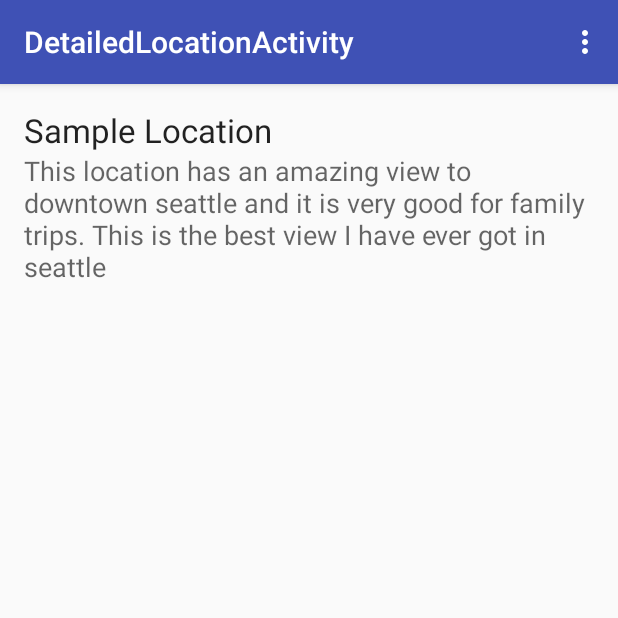
After one commit to wzmame/pictour, an Android app: the DetailedLocation screen opened directly, with no data from a screen before it, on a phone screen of 412 x 824 dp, the top half of it. The commit adds this screen. Run offline under Robolectric (Android 15) with nearby library versions, the phone set to English and light mode, and no system bars.

Commit message:
add detailed location view

```diff
--- a/app/src/main/AndroidManifest.xml
+++ b/app/src/main/AndroidManifest.xml
@@ -1,6 +1,6 @@
 <?xml version="1.0" encoding="utf-8"?>
 <manifest xmlns:android="http://schemas.android.com/apk/res/android"
-    package="wzmame.pictour">
+    package="wzmame.pictour" >
 
     <uses-feature android:name="android.hardware.camera" />
 
@@ -13,19 +13,22 @@
         android:icon="@mipmap/ic_launcher"
         android:label="@string/app_name"
         android:supportsRtl="true"
-        android:theme="@style/AppTheme">
-        <activity android:name=".activity.Home">
+        android:theme="@style/AppTheme" >
+        <activity android:name=".activity.Home" >
             <intent-filter>
                 <action android:name="android.intent.action.MAIN" />
 
                 <category android:name="android.intent.category.LAUNCHER" />
             </intent-filter>
         </activity>
-        <activity android:name=".activity.TestArea"/>
-        <activity android:name=".activity.NewLocation"/>
-        <activity android:name=".activity.NewTour"/>
-        <activity android:name=".activity.TourView"/>
-
+        <activity android:name=".activity.TestArea" />
+        <activity android:name=".activity.NewLocation" />
+        <activity android:name=".activity.NewTour" />
+        <activity android:name=".activity.TourView" />
+        <activity
+            android:name=".activity.DetailedLocation"
+            android:label="@string/title_activity_detailed_location" >
+        </activity>
     </application>
 
 </manifest>
--- /dev/null
+++ b/app/src/main/java/wzmame/pictour/activity/DetailedLocation.java
@@ -0,0 +1,39 @@
+package wzmame.pictour.activity;
+
+import android.support.v7.app.AppCompatActivity;
+import android.os.Bundle;
+import android.view.Menu;
+import android.view.MenuItem;
+
+import wzmame.pictour.R;
+
+public class DetailedLocation extends AppCompatActivity {
+
+    @Override
+    protected void onCreate(Bundle savedInstanceState) {
+        super.onCreate(savedInstanceState);
+        setContentView(R.layout.activity_detailed_location);
+    }
+
+    @Override
+    public boolean onCreateOptionsMenu(Menu menu) {
+        // Inflate the menu; this adds items to the action bar if it is present.
+        getMenuInflater().inflate(R.menu.menu_detailed_location, menu);
+        return true;
+    }
+
+    @Override
+    public boolean onOptionsItemSelected(MenuItem item) {
+        // Handle action bar item clicks here. The action bar will
+        // automatically handle clicks on the Home/Up button, so long
+        // as you specify a parent activity in AndroidManifest.xml.
+        int id = item.getItemId();
+
+        //noinspection SimplifiableIfStatement
+        if (id == R.id.action_settings) {
+            return true;
+        }
+
+        return super.onOptionsItemSelected(item);
+    }
+}
--- a/app/src/main/java/wzmame/pictour/fragment/TourListViewFragment.java
+++ b/app/src/main/java/wzmame/pictour/fragment/TourListViewFragment.java
@@ -1,16 +1,20 @@
 package wzmame.pictour.fragment;
 
 
+import android.content.Intent;
 import android.os.Bundle;
 import android.support.annotation.Nullable;
 import android.support.v4.app.Fragment;
 import android.view.LayoutInflater;
 import android.view.View;
 import android.view.ViewGroup;
+import android.widget.AdapterView;
 import android.widget.ArrayAdapter;
 import android.widget.ListView;
 
 import wzmame.pictour.R;
+import wzmame.pictour.activity.DetailedLocation;
+import wzmame.pictour.activity.NewLocation;
 
 /**
  * Created by xmeng on 11/25/15.
@@ -24,6 +28,13 @@ public class TourListViewFragment extends Fragment {
         ListView lvLocation = (ListView) v.findViewById(R.id.lvLocations);
         ArrayAdapter<String> sampleAdapter = new ArrayAdapter<String>(getContext(), android.R.layout.simple_list_item_1, listItems);
         lvLocation.setAdapter(sampleAdapter);
+        lvLocation.setOnItemClickListener(new AdapterView.OnItemClickListener() {
+            @Override
+            public void onItemClick(AdapterView<?> parent, View view, int position, long id) {
+                Intent i = new Intent(getContext(), DetailedLocation.class);
+                startActivity(i);
+            }
+        });
         return v;
     }
 
--- /dev/null
+++ b/app/src/main/res/layout/activity_detailed_location.xml
@@ -0,0 +1,36 @@
+<RelativeLayout xmlns:android="http://schemas.android.com/apk/res/android"
+    xmlns:tools="http://schemas.android.com/tools" android:layout_width="match_parent"
+    android:layout_height="match_parent" android:paddingLeft="@dimen/activity_horizontal_margin"
+    android:paddingRight="@dimen/activity_horizontal_margin"
+    android:paddingTop="@dimen/activity_vertical_margin"
+    android:paddingBottom="@dimen/activity_vertical_margin"
+    tools:context="wzmame.pictour.activity.DetailedLocation">
+
+    <TextView
+        android:layout_width="wrap_content"
+        android:layout_height="wrap_content"
+        android:textAppearance="?android:attr/textAppearanceLarge"
+        android:text="Sample Location"
+        android:id="@+id/textView3"
+        android:layout_alignParentTop="true"
+        android:layout_alignParentLeft="true"
+        android:layout_alignParentStart="true" />
+
+    <TextView
+        android:layout_width="wrap_content"
+        android:layout_height="wrap_content"
+        android:textAppearance="?android:attr/textAppearanceMedium"
+        android:text="This location has an amazing view to downtown seattle and it is very good for family trips. This is the best view I have ever got in seattle"
+        android:id="@+id/textView4"
+        android:layout_below="@+id/textView3"
+        android:layout_alignParentLeft="true"
+        android:layout_alignParentStart="true" />
+
+    <ImageView
+        android:layout_width="400dp"
+        android:layout_height="400dp"
+        android:id="@+id/imageView"
+        android:layout_below="@+id/textView4"
+        android:layout_alignParentLeft="true"
+        android:layout_alignParentStart="true" />
+</RelativeLayout>
--- /dev/null
+++ b/app/src/main/res/menu/menu_detailed_location.xml
@@ -0,0 +1,7 @@
+<menu xmlns:android="http://schemas.android.com/apk/res/android"
+    xmlns:app="http://schemas.android.com/apk/res-auto"
+    xmlns:tools="http://schemas.android.com/tools"
+    tools:context="wzmame.pictour.activity.DetailedLocation">
+    <item android:id="@+id/action_settings" android:title="@string/action_settings"
+        android:orderInCategory="100" app:showAsAction="never" />
+</menu>
--- a/app/src/main/res/values/strings.xml
+++ b/app/src/main/res/values/strings.xml
@@ -22,4 +22,5 @@
 
 <!-- TODO: Remove or change this placeholder text -->
     <string name="hello_blank_fragment">Hello blank fragment</string>
+    <string name="title_activity_detailed_location">DetailedLocationActivity</string>
 </resources>
```
